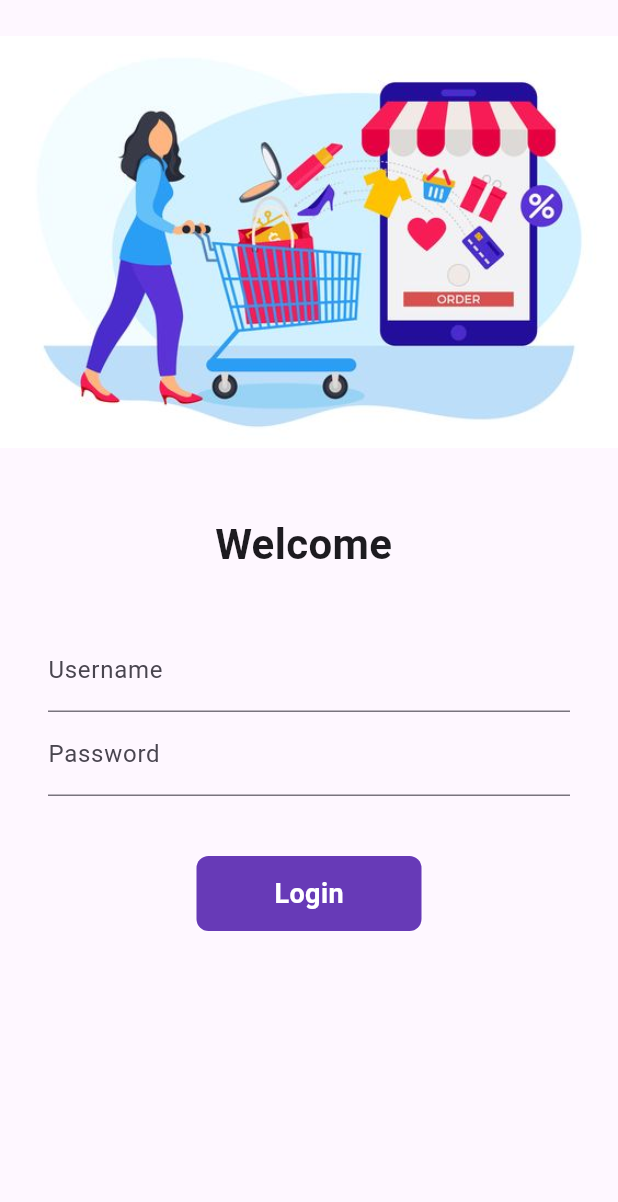
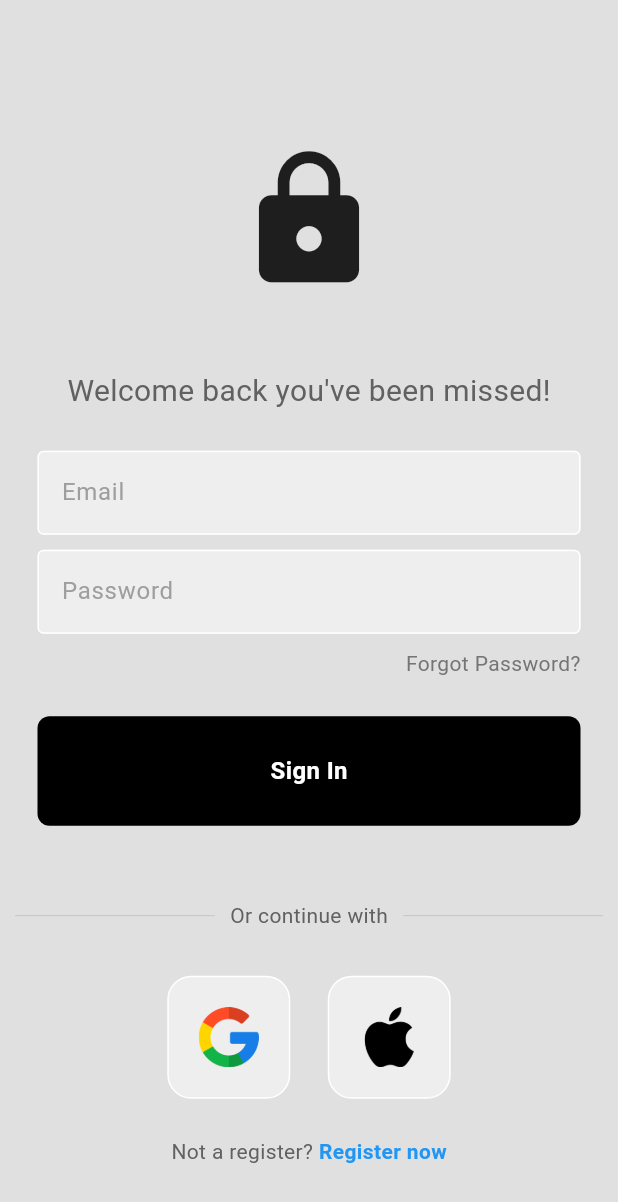
Before and after one commit to Mihir072/ShoppingApp, a Flutter app: the LoginPage screen opened directly, on a phone screen of 412 x 824 dp. Shown: the top 1202 px of the screen. Run offline on Flutter 3.47's test engine with Material 3 defaults, Android fonts, the phone set to English and light mode, and no system bars; our stand-ins replace firebase_auth, firebase_core, google_fonts, velocity_x; accounts and stored records are empty; network calls fail.

Commit message:
Day 8 completed

```diff
--- /dev/null
+++ b/lib/pages/components/my_button.dart
@@ -0,0 +1,31 @@
+import 'package:flutter/material.dart';
+
+class MyButton extends StatelessWidget {
+  final Function()? onTop;
+  const MyButton({super.key, required this.onTop});
+
+  @override
+  Widget build(BuildContext context) {
+    return GestureDetector(
+      onTap: onTop,
+      child: Container(
+        padding: const EdgeInsets.all(25),
+        margin: const EdgeInsets.symmetric(horizontal: 25),
+        decoration: BoxDecoration(
+          color: Colors.black,
+          borderRadius: BorderRadius.circular(8),
+        ),
+        child: const Center(
+          child: Text(
+            "Sign In",
+            style: TextStyle(
+              color: Colors.white,
+              fontWeight: FontWeight.bold,
+              fontSize: 16,
+            ),
+          ),
+        ),
+      ),
+    );
+  }
+}
--- /dev/null
+++ b/lib/pages/components/my_textfield.dart
@@ -0,0 +1,34 @@
+import 'package:flutter/material.dart';
+
+class MyTextField extends StatelessWidget {
+  final controller;
+  final String hintText;
+  final bool obscureText;
+
+  const MyTextField({
+    super.key,
+    required this.controller,
+    required this.hintText,
+    required this.obscureText,
+  });
+
+  @override
+  Widget build(BuildContext context) {
+    return Padding(
+      padding: const EdgeInsets.symmetric(horizontal: 25.0),
+      child: TextField(
+        controller: controller,
+        obscureText: obscureText,
+        decoration: InputDecoration(
+          enabledBorder: const OutlineInputBorder(
+            borderSide: BorderSide(color: Colors.white),
+          ),
+          fillColor: Colors.grey.shade200,
+          filled: true,
+          hintText: hintText,
+          hintStyle: TextStyle(color: Colors.grey[500]),
+        ),
+      ),
+    );
+  }
+}
--- /dev/null
+++ b/lib/pages/components/square_title.dart
@@ -0,0 +1,22 @@
+import 'package:flutter/material.dart';
+
+class SquareTitle extends StatelessWidget {
+  final String imagePath;
+  const SquareTitle({super.key, required this.imagePath});
+
+  @override
+  Widget build(BuildContext context) {
+    return Container(
+      padding: const EdgeInsets.all(20),
+      decoration: BoxDecoration(
+        border: Border.all(color: Colors.white),
+        borderRadius: BorderRadius.circular(16),
+        color: Colors.grey[200],
+      ),
+      child: Image.asset(
+        imagePath,
+        height: 40,
+      ),
+    );
+  }
+}
--- a/lib/pages/home_detail_pages.dart
+++ b/lib/pages/home_detail_pages.dart
@@ -1,6 +1,5 @@
 import 'package:flutter/material.dart';
 import 'package:flutter_application_1/models/catolog.dart';
-import 'package:flutter_application_1/pages/cart_page.dart';
 import 'package:flutter_application_1/utils/routes.dart';
 import 'package:flutter_application_1/widgets/themes.dart';
 import 'package:velocity_x/velocity_x.dart';
--- a/lib/pages/home_page.dart
+++ b/lib/pages/home_page.dart
@@ -3,7 +3,6 @@ import 'package:flutter/material.dart';
 import 'package:flutter/services.dart';
 import 'package:flutter_application_1/models/catolog.dart';
 import 'package:flutter_application_1/utils/routes.dart';
-import 'package:flutter_application_1/widgets/themes.dart';
 import 'dart:convert';
 import 'package:velocity_x/velocity_x.dart';
 import '../widgets/home_widgets/Catalog_header.dart';
@@ -13,7 +12,6 @@ class HomePage extends StatefulWidget {
   const HomePage({super.key});
 
   @override
-  // ignore: library_private_types_in_public_api
   _HomePageState createState() => _HomePageState();
 }
 
@@ -41,10 +39,10 @@ class _HomePageState extends State<HomePage> {
   @override
   Widget build(BuildContext context) {
     return Scaffold(
-        backgroundColor: MyTheme.creamColor,
+        backgroundColor: context.canvasColor,
         floatingActionButton: FloatingActionButton(
           onPressed: () => Navigator.pushNamed(context, MyRoutes.cartRoute),
-          child: Icon(CupertinoIcons.cart),
+          child: const Icon(CupertinoIcons.cart),
         ),
         body: SafeArea(
           child: Container(
--- a/lib/pages/login_page.dart
+++ b/lib/pages/login_page.dart
@@ -1,129 +1,143 @@
+import 'package:firebase_auth/firebase_auth.dart';
 import 'package:flutter/material.dart';
-import 'package:flutter_application_1/utils/routes.dart';
-import 'package:velocity_x/velocity_x.dart';
+import 'package:flutter_application_1/pages/components/my_button.dart';
+import 'package:flutter_application_1/pages/components/my_textfield.dart';
+import 'package:flutter_application_1/pages/components/square_title.dart';
 
-class LoginPage extends StatefulWidget {
-  const LoginPage({super.key});
+class LoginPage extends StatelessWidget {
+  LoginPage({super.key});
+  // text editing controllers
+  final emailController = TextEditingController();
+  final passwordController = TextEditingController();
 
-  @override
-  State<LoginPage> createState() => _LoginPageState();
-}
-
-class _LoginPageState extends State<LoginPage> {
-  String name = "";
-  bool changeButton = false;
-  final _formKey = GlobalKey<FormState>();
-
-  moveToHome(BuildContext context) async {
-    if (_formKey.currentState!.validate()) {
-      setState(() {
-        changeButton = true;
-      });
-      await Future.delayed(const Duration(seconds: 1));
-      await Navigator.pushNamed(context, MyRoutes.homeRoute);
-      setState(() {
-        changeButton = false;
-      });
-    }
+  // sign user in method
+  void signUserIn() async {
+    await FirebaseAuth.instance.signInWithEmailAndPassword(
+        email: emailController.text, password: passwordController.text);
   }
 
   @override
   Widget build(BuildContext context) {
-    return Material(
-      child: SingleChildScrollView(
-          child: Form(
-        key: _formKey,
+    return Scaffold(
+      resizeToAvoidBottomInset: false,
+      backgroundColor: Colors.grey[300],
+      body: SafeArea(
+        child: Center(
           child: Column(
+            mainAxisAlignment: MainAxisAlignment.center,
             children: [
-            SafeArea(
-              child: Image.asset(
-                "asset/image/image_login2.png",
-                fit: BoxFit.cover,
-              ).py24(),
+              const SizedBox(
+                height: 50,
+              ),
+              const Icon(
+                Icons.lock,
+                size: 100,
               ),
               const SizedBox(
-              height: 20.0,
+                height: 50,
               ),
               Text(
-              "Welcome $name",
-              style: const TextStyle(
-                fontSize: 28,
-                fontWeight: FontWeight.bold,
+                'Welcome back you\'ve been missed!',
+                style: TextStyle(
+                  color: Colors.grey[700],
+                  fontSize: 20,
                 ),
               ),
+              const SizedBox(height: 25),
+              MyTextField(
+                controller: emailController,
+                hintText: 'Email',
+                obscureText: false,
+              ),
+              const SizedBox(height: 10),
+              MyTextField(
+                controller: passwordController,
+                hintText: 'Password',
+                obscureText: true,
+              ),
+              const SizedBox(height: 10),
+              Padding(
+                padding: const EdgeInsets.symmetric(horizontal: 25.0),
+                child: Row(
+                  mainAxisAlignment: MainAxisAlignment.end,
+                  children: [
+                    Text(
+                      'Forgot Password?',
+                      style: TextStyle(color: Colors.grey[600]),
+                    ),
+                  ],
+                ),
+              ),
+              const SizedBox(height: 25.0),
+              MyButton(
+                onTop: signUserIn,
+              ),
               const SizedBox(
-              height: 20.0,
+                height: 50,
               ),
               Padding(
-              padding:
-                  const EdgeInsets.symmetric(vertical: 16.0, horizontal: 32.0),
-              child: Column(
+                padding: const EdgeInsets.symmetric(horizontal: 10.0),
+                child: Row(
                   children: [
-                  TextFormField(
-                    decoration: const InputDecoration(
-                      hintText: "Enter username",
-                      labelText: "Username",
-                    ),
-                    validator: (value) {
-                      if (value!.isEmpty) {
-                        return "username cannnot be empty";
-                      }
-                      return null;
-                    },
-                    onChanged: (value) {
-                      name = value;
-                      setState(() {});
-                    },
-                  ),
-                  TextFormField(
-                    obscureText: true,
-                    decoration: const InputDecoration(
-                      hintText: "Enter password",
-                      labelText: "Password",
-                    ),
-                    validator: (value) {
-                      if (value!.isEmpty) {
-                        return "Password cannnot be empty";
-                      } else if (value.length < 6) {
-                        return "Password length should be atleast 6";
-                      }
-                      return null;
-                    },
-                  ),
-                  const SizedBox(
-                    height: 40.0,
-                  ),
-                  Material(
-                    color: Colors.deepPurple,
-                    borderRadius: BorderRadius.circular(changeButton ? 50 : 8),
-                    child: InkWell(
-                      onTap: () => moveToHome(context),
-                      child: AnimatedContainer(
-                        duration: const Duration(seconds: 1),
-                        width: changeButton ? 50 : 150,
-                        height: 50,
-                        alignment: Alignment.center,
-                        child: changeButton
-                            ? const Icon(
-                                Icons.done,
-                                color: Colors.white,
-                              )
-                            : const Text(
-                                "Login",
-                                style: TextStyle(
-                                    color: Colors.white,
-                                    fontWeight: FontWeight.bold,
-                                    fontSize: 18),
+                    Expanded(
+                      child: Divider(
+                        thickness: 0.5,
+                        color: Colors.grey[400],
                       ),
                     ),
+                    Padding(
+                      padding: const EdgeInsets.symmetric(horizontal: 10.0),
+                      child: Text(
+                        'Or continue with',
+                        style: TextStyle(color: Colors.grey[700]),
                       ),
-                  )
-                ],
+                    ),
+                    Expanded(
+                      child: Divider(
+                        thickness: 0.5,
+                        color: Colors.grey[400],
                       ),
                     ),
                   ],
                 ),
-      )),
+              ),
+
+              const SizedBox(height: 30),
+
+              // google + apple sign in buttons
+              const Row(
+                mainAxisAlignment: MainAxisAlignment.center,
+                children: [
+                  //google button
+                  SquareTitle(imagePath: 'asset/image/image_google.png'),
+
+                  SizedBox(width: 25),
+
+                  //apple button
+                  SquareTitle(imagePath: 'asset/image/image_apple.png')
+                ],
+              ),
+
+              const SizedBox(height: 25),
+
+              Row(
+                mainAxisAlignment: MainAxisAlignment.center,
+                children: [
+                  Text(
+                    'Not a register?',
+                    style: TextStyle(color: Colors.grey[700]),
+                  ),
+                  const Text(
+                    ' Register now',
+                    style: TextStyle(
+                        color: Colors.blue, fontWeight: FontWeight.bold),
+                  ),
+                ],
+              ),
+            ],
+          ),
+        ),
+      ),
     );
   }
 }
--- a/lib/utils/routes.dart
+++ b/lib/utils/routes.dart
@@ -1,6 +1,7 @@
 class MyRoutes {
-  static String loginRoute = "/login";
+  // static String authRoute = "/auth";
+  // static String loginRoute = "/login";
   static String homeRoute = "/home";
-  static String homeDetailssRoute = "/detail";
+  static String homeDetailsRoute = "/detail";
   static String cartRoute = "/cart";
 }
--- a/lib/widgets/home_widgets/Catalog_image.dart
+++ b/lib/widgets/home_widgets/Catalog_image.dart
@@ -10,6 +10,6 @@ class CatalogImage extends StatelessWidget {
   Widget build(BuildContext context) {
     return Image.network(
       image,
-    ).box.rounded.p8.color(MyTheme.creamColor).make().p16().w40(context);
+    ).box.rounded.p8.color(context.canvasColor).make().p16().w40(context);
   }
 }
--- a/lib/widgets/home_widgets/Catalog_list.dart
+++ b/lib/widgets/home_widgets/Catalog_list.dart
@@ -76,6 +76,6 @@ class CatalogItem extends StatelessWidget {
           ))
         ],
       ),
-    ).white.rounded.square(150).make().py16();
+    ).color(context.cardColor).rounded.square(150).make().py16();
   }
 }
--- a/pubspec.yaml
+++ b/pubspec.yaml
@@ -38,6 +38,8 @@ dependencies:
   velocity_x: ^4.1.1
   google_fonts: ^6.1.0
   image_picker: ^1.0.4
+  firebase_core: ^2.20.0
+  firebase_auth: ^4.12.0
 
 
 dev_dependencies:
@@ -49,7 +51,7 @@ dev_dependencies:
   # activated in the `analysis_options.yaml` file located at the root of your
   # package. See that file for information about deactivating specific lint
   # rules and activating additional ones.
-  flutter_lints: ^2.0.0
+  flutter_lints: ^3.0.0
 
 # For information on the generic Dart part of this file, see the
 # following page: https://dart.dev/tools/pub/pubspec
```
Also changed, not shown: lib/main.dart (+10 -6 lines), lib/pages/auth_page.dart (added, +28 -0 lines), lib/widgets/themes.dart (+18 -2 lines), asset/image/image_apple.png (added), asset/image/image_google.png (added), lib/flutter_application_1/firebase_options.dart (added), pubspec.lock, 7 other files. Lines whose indentation alone changed are shown as unchanged.
